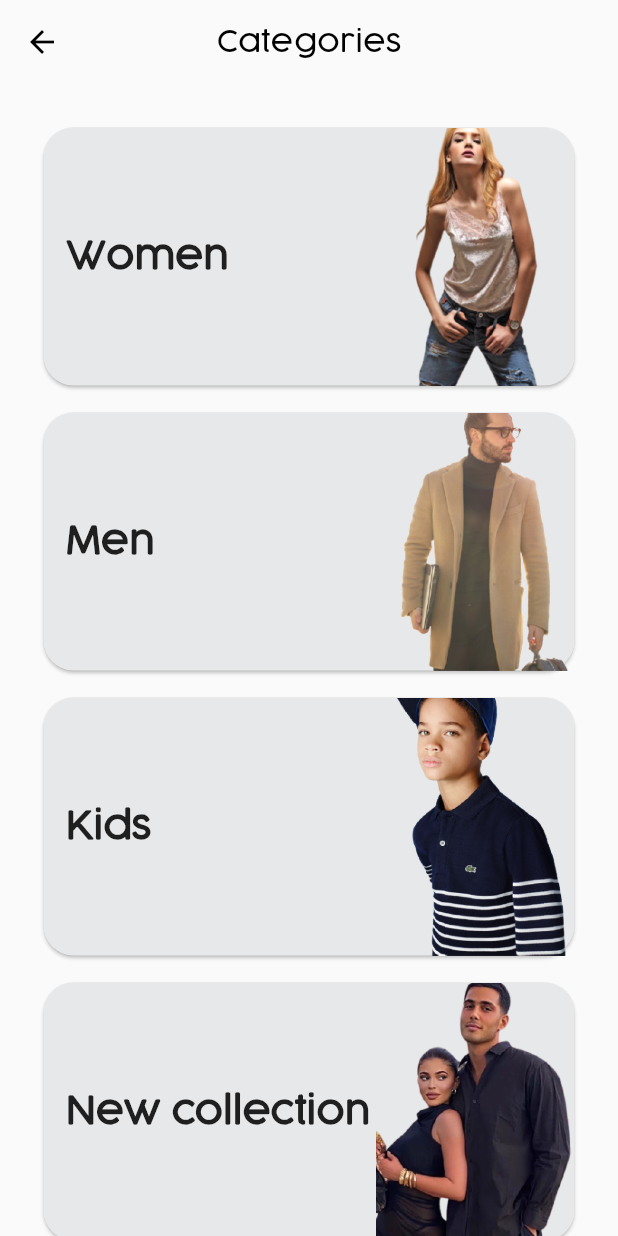
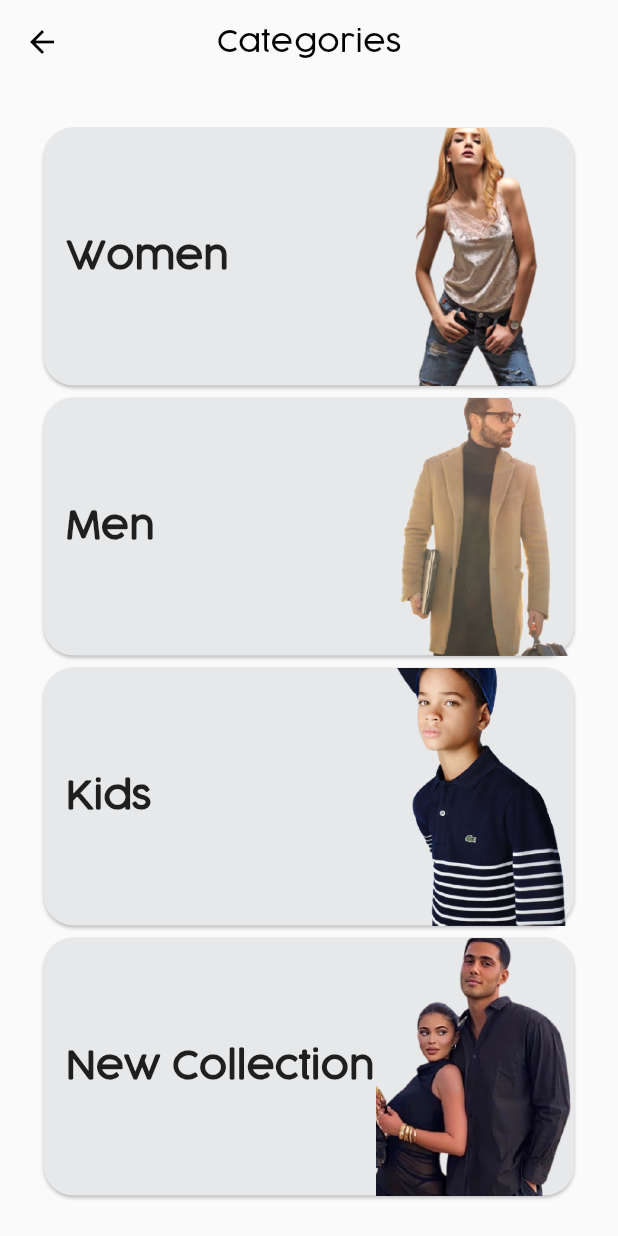
Before and after one commit to fatoon29/online_shop_flutter, a Flutter app: the Categories screen opened directly, on a phone screen of 412 x 824 dp. Run offline on Flutter 3.47's test engine with Material 2 defaults, Android fonts, the phone set to English and light mode, and no system bars.

Commit message:
categori widget

```diff
--- a/lib/screens/categories.dart
+++ b/lib/screens/categories.dart
@@ -1,5 +1,6 @@
 import 'package:flutter/material.dart';
 
+import '../widget/categorieWidget.dart';
 import 'women-clothes.dart';
 
 class Categories extends StatelessWidget {
@@ -27,130 +28,25 @@ class Categories extends StatelessWidget {
           padding: EdgeInsets.all(25.0),
           child: Column(
             children: [
-              GestureDetector(
-                onTap: () {
-                  Navigator.push(
-                    context,
-                    MaterialPageRoute(
-                      builder: (BuildContext context) {
-                        return WomenClothes();
-                      },
-                    ),
-                  );
-                },
-                child: Container(
-                  height: 180,
-                  child: Card(
-                    color: Color(0xFFE7E8E9),
-                    shape: RoundedRectangleBorder(
-                      borderRadius: BorderRadius.circular(20.0),
-                    ),
-                    child: Row(
-                      mainAxisAlignment: MainAxisAlignment.spaceBetween,
-                      children: [
-                        Padding(
-                          padding: const EdgeInsets.only(left: 15.0),
-                          child: Text(
-                            'Women',
-                            style: TextStyle(
-                              fontFamily: 'CocoGoose',
-                              fontSize: 25.0,
-                              fontWeight: FontWeight.bold,
-                            ),
-                          ),
-                        ),
-                        Image.asset('assets/images/femme.png'),
-                      ],
-                    ),
-                  ),
-                ),
+              CategorieWidget(
+                text: 'Women',
+                image: 'assets/images/femme.png',
+                link: WomenClothes(),
               ),
-              SizedBox(
-                height: 10.0,
+              CategorieWidget(
+                text: 'Men',
+                image: 'assets/images/homme.png',
+                link: WomenClothes(),
               ),
-              Container(
-                height: 180,
-                child: Card(
-                  color: Color(0xFFE7E8E9),
-                  shape: RoundedRectangleBorder(
-                    borderRadius: BorderRadius.circular(20.0),
-                  ),
-                  child: Row(
-                    mainAxisAlignment: MainAxisAlignment.spaceBetween,
-                    children: [
-                      Padding(
-                        padding: const EdgeInsets.only(left: 15.0),
-                        child: Text(
-                          'Men',
-                          style: TextStyle(
-                            fontFamily: 'CocoGoose',
-                            fontSize: 25.0,
-                            fontWeight: FontWeight.bold,
-                          ),
-                        ),
-                      ),
-                      Image.asset('assets/images/homme.png'),
-                    ],
-                  ),
-                ),
+              CategorieWidget(
+                text: 'Kids',
+                image: 'assets/images/enfant.png',
+                link: WomenClothes(),
               ),
-              SizedBox(
-                height: 10.0,
-              ),
-              Container(
-                height: 180,
-                child: Card(
-                  color: Color(0xFFE7E8E9),
-                  shape: RoundedRectangleBorder(
-                    borderRadius: BorderRadius.circular(20.0),
-                  ),
-                  child: Row(
-                    mainAxisAlignment: MainAxisAlignment.spaceBetween,
-                    children: [
-                      Padding(
-                        padding: const EdgeInsets.only(left: 15.0),
-                        child: Text(
-                          'Kids',
-                          style: TextStyle(
-                            fontFamily: 'CocoGoose',
-                            fontSize: 25.0,
-                            fontWeight: FontWeight.bold,
-                          ),
-                        ),
-                      ),
-                      Image.asset('assets/images/enfant.png'),
-                    ],
-                  ),
-                ),
-              ),
-              SizedBox(
-                height: 10.0,
-              ),
-              Container(
-                height: 180,
-                child: Card(
-                  color: Color(0xFFE7E8E9),
-                  shape: RoundedRectangleBorder(
-                    borderRadius: BorderRadius.circular(20.0),
-                  ),
-                  child: Row(
-                    mainAxisAlignment: MainAxisAlignment.spaceBetween,
-                    children: [
-                      Padding(
-                        padding: const EdgeInsets.only(left: 15.0),
-                        child: Text(
-                          'New collection',
-                          style: TextStyle(
-                            fontFamily: 'CocoGoose',
-                            fontSize: 25.0,
-                            fontWeight: FontWeight.bold,
-                          ),
-                        ),
-                      ),
-                      Image.asset('assets/images/new.png'),
-                    ],
-                  ),
-                ),
+              CategorieWidget(
+                text: 'New Collection',
+                image: 'assets/images/new.png',
+                link: WomenClothes(),
               ),
             ],
           ),
--- /dev/null
+++ b/lib/widget/categorieWidget.dart
@@ -0,0 +1,58 @@
+import 'package:flutter/material.dart';
+
+class CategorieWidget extends StatelessWidget {
+  final text;
+  final image;
+  final link;
+
+  CategorieWidget({
+    Key key,
+    @required this.text,
+    @required this.image,
+    this.link,
+  });
+
+  @override
+  Widget build(BuildContext context) {
+    return Container(
+      child: GestureDetector(
+        onTap: () {
+          Navigator.push(
+            context,
+            MaterialPageRoute(
+              builder: (BuildContext context) {
+                return this.link;
+              },
+            ),
+          );
+        },
+        child: Container(
+          height: 180,
+          child: Card(
+            color: Color(0xFFE7E8E9),
+            shape: RoundedRectangleBorder(
+              borderRadius: BorderRadius.circular(20.0),
+            ),
+            child: Row(
+              mainAxisAlignment: MainAxisAlignment.spaceBetween,
+              children: [
+                Padding(
+                  padding: const EdgeInsets.only(left: 15.0),
+                  child: Text(
+                    this.text,
+                    style: TextStyle(
+                      fontFamily: 'CocoGoose',
+                      fontSize: 25.0,
+                      fontWeight: FontWeight.bold,
+                    ),
+                  ),
+                ),
+                Image.asset(this.image),
+              ],
+            ),
+          ),
+        ),
+      ),
+    );
+  }
+}
```
